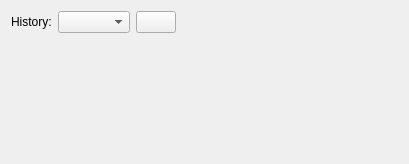
Old version of the form lib/Find/FindDialog.ui in the repository F8LEFT/ART.
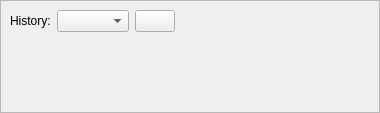
New version of the form. Icons and pictures are not drawn.

```diff
--- a/lib/Find/FindDialog.ui
+++ b/lib/Find/FindDialog.ui
@@ -6,8 +6,8 @@
    <rect>
     <x>0</x>
     <y>0</y>
-    <width>409</width>
-    <height>164</height>
+    <width>380</width>
+    <height>113</height>
    </rect>
   </property>
   <property name="windowTitle">
@@ -16,6 +16,33 @@
   <property name="styleSheet">
    <string notr="true"/>
   </property>
+  <layout class="QGridLayout" name="gridLayout_2">
+   <property name="leftMargin">
+    <number>0</number>
+   </property>
+   <property name="topMargin">
+    <number>0</number>
+   </property>
+   <property name="rightMargin">
+    <number>0</number>
+   </property>
+   <property name="bottomMargin">
+    <number>0</number>
+   </property>
+   <item row="0" column="0">
+    <widget class="QScrollArea" name="scrollArea">
+     <property name="widgetResizable">
+      <bool>true</bool>
+     </property>
+     <widget class="QWidget" name="scrollAreaWidgetContents">
+      <property name="geometry">
+       <rect>
+        <x>0</x>
+        <y>0</y>
+        <width>378</width>
+        <height>111</height>
+       </rect>
+      </property>
   <layout class="QGridLayout" name="gridLayout">
    <item row="0" column="0">
     <layout class="QHBoxLayout" name="horizontalLayout">
@@ -70,6 +97,10 @@
    </item>
    <item row="1" column="0">
     <widget class="QStackedWidget" name="mSearchStackedWidget"/>
+       </item>
+      </layout>
+     </widget>
+    </widget>
    </item>
   </layout>
  </widget>
```
Lines whose indentation alone changed are shown as unchanged.
